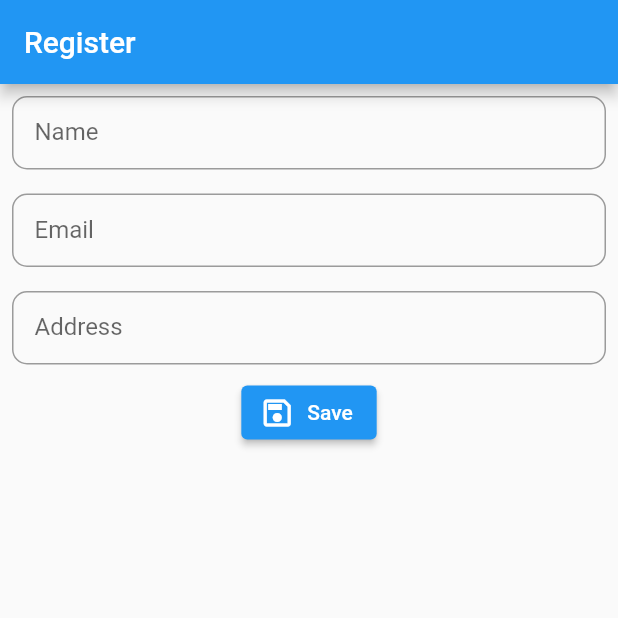
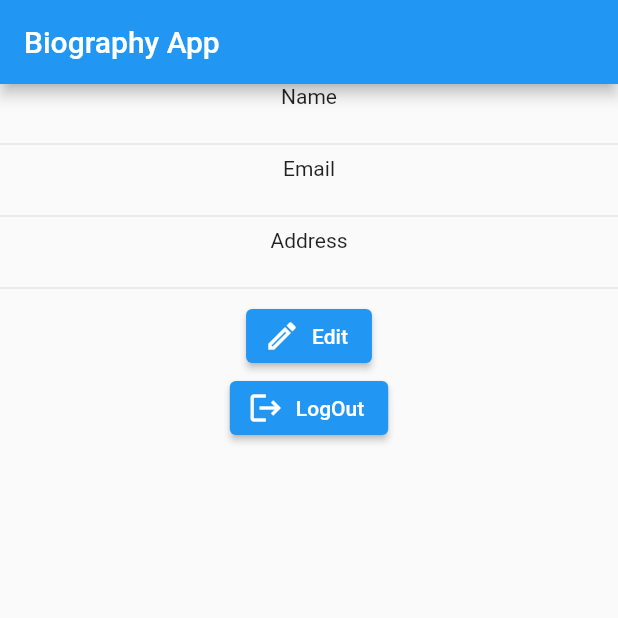
Before and after one commit to MyoMin-Latt/flutter-share-preference, a Flutter app: the screen it shows after launch, after a tap on "Save", on a phone screen of 412 x 824 dp, the top half of it. Run offline on Flutter 3.47's test engine with Material 2 defaults, Android fonts, the light colour scheme and no system bars; our stand-ins replace shared_preferences.

Commit message:
@14.6 Login App (SharedPreference)[Part 4]

```diff
--- a/lib/main.dart
+++ b/lib/main.dart
@@ -4,6 +4,8 @@
 // @14.4 Login App (SharedPreference) [Part 1]
 // @14.5 Login App( SharedPreference) [Part 2]
 // @14.6 Login App (Shared-preference) [Part 3]
+// @14.6 Login App (SharedPreference)[Part 4]
+
 
 
 
--- a/lib/screen/biography.dart
+++ b/lib/screen/biography.dart
@@ -1,8 +1,10 @@
 import 'package:flutter/material.dart';
+import 'package:share_preference01/screen/register.dart';
+import 'package:share_preference01/screen/update.dart';
 import 'package:share_preference01/share_preference/share_preference.dart';
 
 class BiographyScreen extends StatefulWidget {
-  const BiographyScreen({ Key? key }) : super(key: key);
+  const BiographyScreen({Key? key}) : super(key: key);
 
   @override
   _BiographyScreenState createState() => _BiographyScreenState();
@@ -11,11 +13,7 @@ class BiographyScreen extends StatefulWidget {
 class _BiographyScreenState extends State<BiographyScreen> {
   @override
   Widget build(BuildContext context) {
-    return Scaffold(
-      appBar: AppBar(
-        title: Text('Biography'),
-      ),
-      body: Column(
+    return Column(
       children: [
         Text('Name'),
         getSPDtata(getData(key: 'name')),
@@ -26,24 +24,41 @@ class _BiographyScreenState extends State<BiographyScreen> {
         Text('Address'),
         getSPDtata(getData(key: 'address')),
         Divider(),
+        ElevatedButton.icon(
+            onPressed: () {
+              Navigator.push(context, MaterialPageRoute(
+                builder: (context) {
+                  return UpdateScreen();
+                },
+              ));
+            },
+            icon: Icon(Icons.edit_outlined),
+            label: Text('Edit')),
+        ElevatedButton.icon(
+            onPressed: () {
+              logout(context);
+            },
+            icon: Icon(Icons.logout),
+            label: Text('LogOut'))
       ],
-      ),
     );
   }
-  Widget getSPDtata(Future<String> data){
+
+  Widget getSPDtata(Future<String> data) {
     return FutureBuilder<String>(
         future: data,
-      builder: (context, snapshot){
-        if(snapshot.hasData){
+        builder: (context, snapshot) {
+          if (snapshot.hasData) {
             return Text(snapshot.data!);
+          } else if (snapshot.hasError) {
+            return Center(
+              child: Text('Future Snapshot has error'),
+            );
+          } else {
+            return Center(
+              child: CircularProgressIndicator(),
+            );
           }
-        else if(snapshot.hasError){
-          return Center(child: Text('Future Snapshot has error'),);
-        }
-        else{
-          return Center(child: CircularProgressIndicator(),);
+        });
   }
 }
-    );
-  }
-}
--- a/lib/screen/home.dart
+++ b/lib/screen/home.dart
@@ -4,30 +4,33 @@ import 'package:share_preference01/screen/register.dart';
 import 'package:share_preference01/share_preference/share_preference.dart';
 
 class HomeScreen extends StatelessWidget {
-  const HomeScreen({ Key? key }) : super(key: key);
+  const HomeScreen({Key? key}) : super(key: key);
 
   @override
   Widget build(BuildContext context) {
     return Scaffold(
+      appBar: AppBar(
+        title: Text('Biography App'),
+      ),
       body: FutureBuilder<bool>(
-        future: isLogin(),
-        builder: (context, snapshot){
-          if(snapshot.hasData){
-            if(snapshot.hasData != null && snapshot.data!){
-              return BiographyScreen();
+          future: isLogin(),
+          builder: (context, snapshot) {
+            if (snapshot.hasData) {
+              if (snapshot.hasData != null && snapshot.data!) {
+                return BiographyScreen();
+              } else if (snapshot.data != null && snapshot.data == false) {
+                return RegisterScreen();
+              } else {
+                return Center(
+                  child: Text('Please check Future isLogin()'),
+                );
+              }
+            } else {
+              return Center(
+                child: CircularProgressIndicator(),
+              );
             }
-            else if(snapshot.data != null && snapshot.data == false){
-              return RegisterScreen();
-            }
-            else{
-              return Center(child: Text('Please check Future isLogin()'),);
-            }
-          }
-          else{
-            return Center(child: CircularProgressIndicator(),);
-          }
-        }
-      ),
+          }),
     );
   }
 }
--- a/lib/screen/register.dart
+++ b/lib/screen/register.dart
@@ -14,11 +14,7 @@ class _RegisterScreenState extends State<RegisterScreen> {
   final _address = TextEditingController();
   @override
   Widget build(BuildContext context) {
-    return Scaffold(
-      appBar: AppBar(
-        title: Text('Register'),
-      ),
-      body: Column(
+    return Column(
       children: [
         Padding(
           padding: const EdgeInsets.all(8.0),
@@ -64,19 +60,18 @@ class _RegisterScreenState extends State<RegisterScreen> {
         ),
         ElevatedButton.icon(
             onPressed: () {
-                print(_name.text+"/ "+_email.text+"/ "+_address.text);
+              print(_name.text + "/ " + _email.text + "/ " + _address.text);
               setState(() {
-
-                });
                 saveData(key: 'name', value: _name.text);
                 saveData(key: 'email', value: _email.text);
                 saveData(key: 'address', value: _address.text);
                 login(key: 'login', isLogin: true);
+                refresh(context);
+              });
             },
             icon: Icon(Icons.save_outlined),
-              label: Text('Save'))
+            label: Text('Save')),
       ],
-      ),
     );
   }
 }
--- a/lib/share_preference/share_preference.dart
+++ b/lib/share_preference/share_preference.dart
@@ -1,19 +1,36 @@
+import 'package:flutter/material.dart';
+import 'package:share_preference01/main.dart';
 import 'package:shared_preferences/shared_preferences.dart';
 
-Future<bool> isLogin()async {
+Future<bool> isLogin() async {
   SharedPreferences preferences = await SharedPreferences.getInstance();
   return preferences.getBool('login') ?? false;
 }
-Future saveData({required String key, required String value})async{
+
+Future saveData({required String key, required String value}) async {
   SharedPreferences preferences = await SharedPreferences.getInstance();
   return preferences.setString(key, value);
 }
-Future<bool> login({required String key, required bool isLogin})async{
+
+Future<bool> login({required String key, required bool isLogin}) async {
   SharedPreferences preferences = await SharedPreferences.getInstance();
   return preferences.setBool(key, isLogin);
 }
 
-Future<String> getData({required String key})async{
+Future<String> getData({required String key}) async {
   SharedPreferences preferences = await SharedPreferences.getInstance();
   return preferences.getString(key) ?? '';
 }
+
+void logout(context) {
+  saveData(key: 'name', value: '');
+  saveData(key: 'email', value: '');
+  saveData(key: 'address', value: '');
+  login(key: 'login', isLogin: false);
+  refresh(context);
+}
+
+void refresh(context) {
+  Navigator.pop(context);
+  Navigator.push(context, MaterialPageRoute(builder: (context) => MyApp()));
+}
```
Also changed, not shown: lib/screen/update.dart (added, +21 -0 lines). Lines whose indentation alone changed are shown as unchanged.
